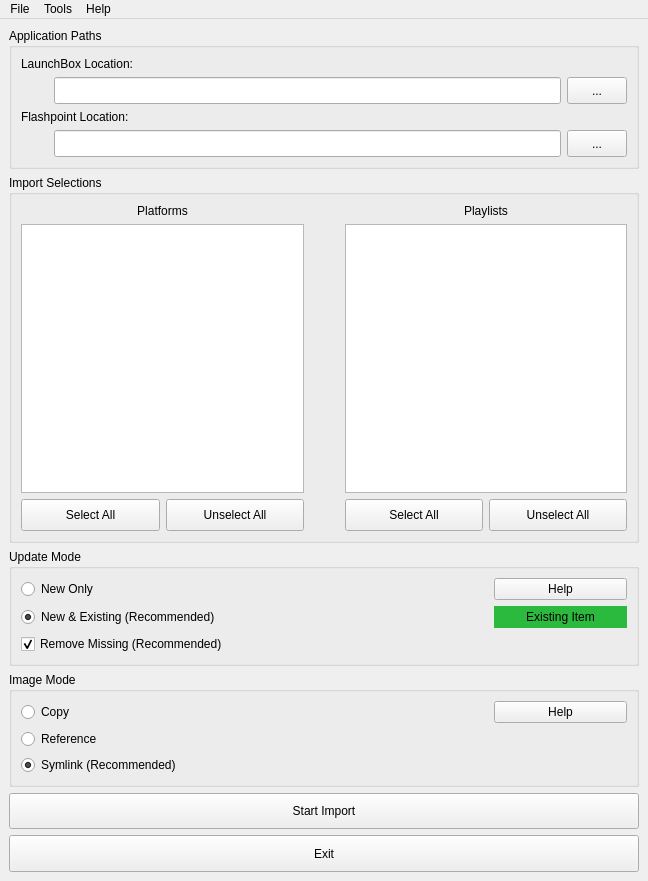
Old version of the form res/mainwindow.ui in the repository oblivioncth/FIL.
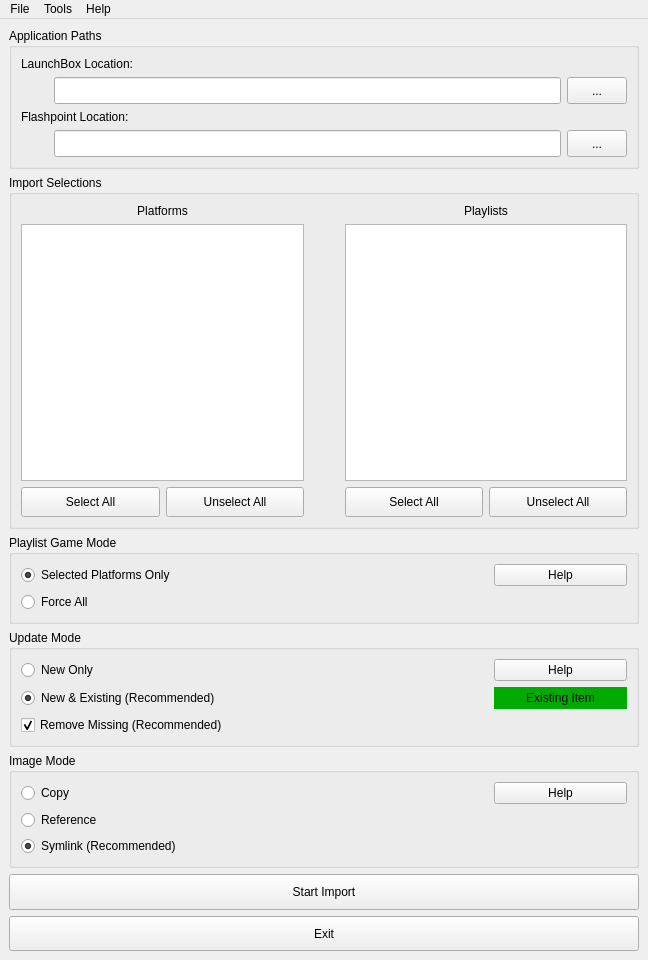
New version of the form. Icons and pictures are not drawn.

Commit message: Implementation of import only by playlist feature, various improvements to structure and function:

Diff of the .ui file:
```diff
--- a/res/mainwindow.ui
+++ b/res/mainwindow.ui
@@ -7,14 +7,14 @@
     <x>0</x>
     <y>0</y>
     <width>648</width>
-    <height>881</height>
+    <height>960</height>
    </rect>
   </property>
   <property name="windowTitle">
    <string>MainWindow</string>
   </property>
   <widget class="QWidget" name="centralwidget">
-   <layout class="QVBoxLayout" name="verticalLayout_3" stretch="0,0,0,0,0,0">
+   <layout class="QVBoxLayout" name="verticalLayout_3" stretch="0,0,0,0,0,0,0">
     <item>
      <widget class="QGroupBox" name="groupBox_appPathInputs">
       <property name="sizePolicy">
@@ -388,6 +388,95 @@
       </layout>
      </widget>
     </item>
+    <item>
+     <widget class="QGroupBox" name="groupBox_playlistGameMode">
+      <property name="sizePolicy">
+       <sizepolicy hsizetype="Preferred" vsizetype="Preferred">
+        <horstretch>0</horstretch>
+        <verstretch>2</verstretch>
+       </sizepolicy>
+      </property>
+      <property name="title">
+       <string>Playlist Game Mode</string>
+      </property>
+      <layout class="QGridLayout" name="gridLayout_6" rowstretch="1,0" columnstretch="6,1,2">
+       <item row="0" column="1">
+        <spacer name="horizontalSpacer_4">
+         <property name="orientation">
+          <enum>Qt::Horizontal</enum>
+         </property>
+         <property name="sizeHint" stdset="0">
+          <size>
+           <width>40</width>
+           <height>20</height>
+          </size>
+         </property>
+        </spacer>
+       </item>
+       <item row="0" column="2">
+        <widget class="QPushButton" name="pushButton_playlistGameModeHelp">
+         <property name="sizePolicy">
+          <sizepolicy hsizetype="Minimum" vsizetype="Minimum">
+           <horstretch>0</horstretch>
+           <verstretch>1</verstretch>
+          </sizepolicy>
+         </property>
+         <property name="minimumSize">
+          <size>
+           <width>100</width>
+           <height>22</height>
+          </size>
+         </property>
+         <property name="maximumSize">
+          <size>
+           <width>270</width>
+           <height>40</height>
+          </size>
+         </property>
+         <property name="text">
+          <string>Help</string>
+         </property>
+         <property name="icon">
+          <iconset resource="../resources.qrc">
+           <normaloff>:/res/icon/Update_Mode_Info.png</normaloff>:/res/icon/Update_Mode_Info.png</iconset>
+         </property>
+        </widget>
+       </item>
+       <item row="1" column="0">
+        <widget class="QRadioButton" name="radioButton_forceAll">
+         <property name="sizePolicy">
+          <sizepolicy hsizetype="Minimum" vsizetype="Minimum">
+           <horstretch>0</horstretch>
+           <verstretch>0</verstretch>
+          </sizepolicy>
+         </property>
+         <property name="text">
+          <string>Force All</string>
+         </property>
+         <property name="checked">
+          <bool>false</bool>
+         </property>
+        </widget>
+       </item>
+       <item row="0" column="0">
+        <widget class="QRadioButton" name="radioButton_selectedPlatformsOnly">
+         <property name="sizePolicy">
+          <sizepolicy hsizetype="Minimum" vsizetype="Minimum">
+           <horstretch>0</horstretch>
+           <verstretch>0</verstretch>
+          </sizepolicy>
+         </property>
+         <property name="text">
+          <string>Selected Platforms Only</string>
+         </property>
+         <property name="checked">
+          <bool>true</bool>
+         </property>
+        </widget>
+       </item>
+      </layout>
+     </widget>
+    </item>
     <item>
      <widget class="QGroupBox" name="groupBox_updateMode">
       <property name="sizePolicy">
@@ -513,6 +602,9 @@
        </item>
        <item row="1" column="2">
         <widget class="QLabel" name="label_existingItemColor">
+         <property name="enabled">
+          <bool>true</bool>
+         </property>
          <property name="sizePolicy">
           <sizepolicy hsizetype="Minimum" vsizetype="Minimum">
            <horstretch>0</horstretch>
@@ -549,15 +641,6 @@
               </color>
              </brush>
             </colorrole>
-            <colorrole role="Text">
-             <brush brushstyle="SolidPattern">
-              <color alpha="255">
-               <red>0</red>
-               <green>0</green>
-               <blue>0</blue>
-              </color>
-             </brush>
-            </colorrole>
             <colorrole role="Base">
              <brush brushstyle="SolidPattern">
               <color alpha="255">
@@ -570,17 +653,8 @@
             <colorrole role="Window">
              <brush brushstyle="SolidPattern">
               <color alpha="255">
-               <red>43</red>
-               <green>186</green>
-               <blue>62</blue>
-              </color>
-             </brush>
-            </colorrole>
-            <colorrole role="PlaceholderText">
-             <brush brushstyle="SolidPattern">
-              <color alpha="128">
                <red>0</red>
-               <green>0</green>
+               <green>170</green>
                <blue>0</blue>
               </color>
              </brush>
@@ -596,15 +670,6 @@
               </color>
              </brush>
             </colorrole>
-            <colorrole role="Text">
-             <brush brushstyle="SolidPattern">
-              <color alpha="255">
-               <red>0</red>
-               <green>0</green>
-               <blue>0</blue>
-              </color>
-             </brush>
-            </colorrole>
             <colorrole role="Base">
              <brush brushstyle="SolidPattern">
               <color alpha="255">
@@ -617,17 +682,8 @@
             <colorrole role="Window">
              <brush brushstyle="SolidPattern">
               <color alpha="255">
-               <red>43</red>
-               <green>186</green>
-               <blue>62</blue>
-              </color>
-             </brush>
-            </colorrole>
-            <colorrole role="PlaceholderText">
-             <brush brushstyle="SolidPattern">
-              <color alpha="128">
                <red>0</red>
-               <green>0</green>
+               <green>170</green>
                <blue>0</blue>
               </color>
              </brush>
@@ -636,46 +692,28 @@
            <disabled>
             <colorrole role="WindowText">
              <brush brushstyle="SolidPattern">
-              <color alpha="96">
-               <red>164</red>
-               <green>166</green>
-               <blue>168</blue>
-              </color>
-             </brush>
-            </colorrole>
-            <colorrole role="Text">
-             <brush brushstyle="SolidPattern">
               <color alpha="255">
-               <red>0</red>
-               <green>0</green>
-               <blue>0</blue>
+               <red>222</red>
+               <green>222</green>
+               <blue>222</blue>
               </color>
              </brush>
             </colorrole>
             <colorrole role="Base">
              <brush brushstyle="SolidPattern">
               <color alpha="255">
-               <red>43</red>
-               <green>186</green>
-               <blue>62</blue>
+               <red>0</red>
+               <green>170</green>
+               <blue>0</blue>
               </color>
              </brush>
             </colorrole>
             <colorrole role="Window">
              <brush brushstyle="SolidPattern">
               <color alpha="255">
-               <red>43</red>
-               <green>186</green>
-               <blue>62</blue>
-              </color>
-             </brush>
-            </colorrole>
-            <colorrole role="PlaceholderText">
-             <brush brushstyle="SolidPattern">
-              <color alpha="128">
-               <red>208</red>
-               <green>208</green>
-               <blue>208</blue>
+               <red>0</red>
+               <green>170</green>
+               <blue>0</blue>
               </color>
              </brush>
             </colorrole>
```
Left out of the diff: 67 changed lines with no effect on the pictures. The commit also changes 15 other files.
